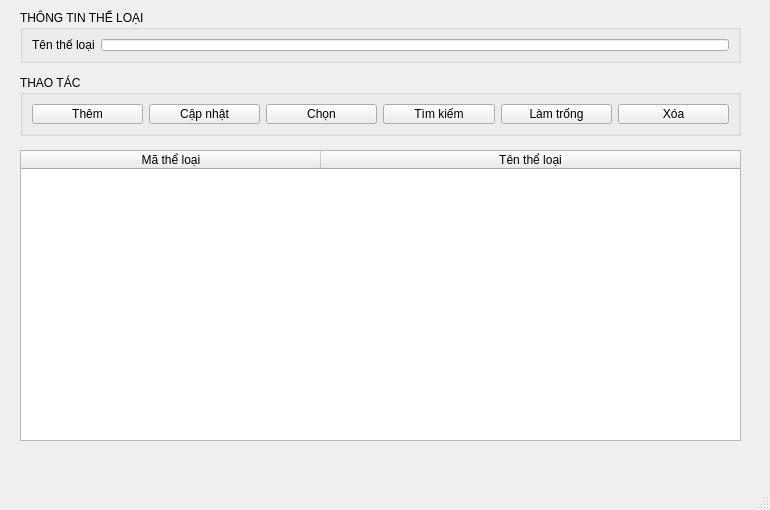
Old version of the form ui files/ql_theloai.ui in the repository CodeNoob223/PyQT6_Quan_ly_thu_vien.
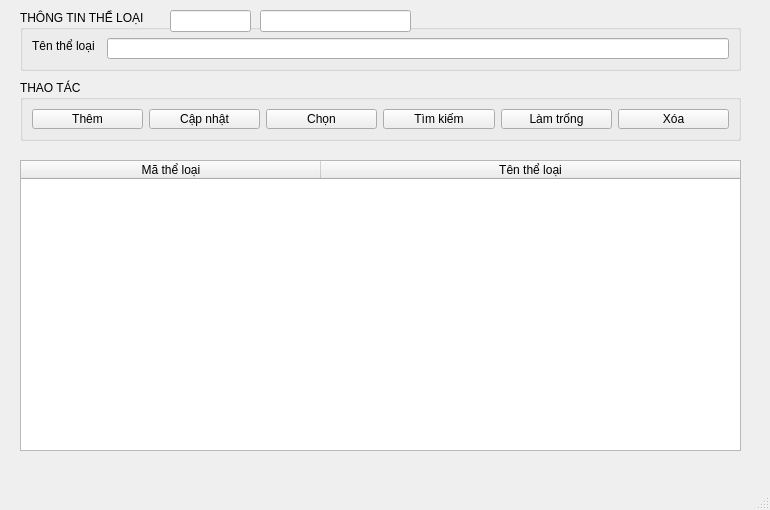
New version of the form. Icons and pictures are not drawn.

The edit to the form file:
```diff
--- a/ui files/ql_theloai.ui
+++ b/ui files/ql_theloai.ui
@@ -24,30 +24,41 @@
       <x>20</x>
       <y>10</y>
       <width>721</width>
-      <height>53</height>
+      <height>61</height>
      </rect>
     </property>
     <property name="title">
      <string>THÔNG TIN THỂ LOẠI</string>
     </property>
-    <layout class="QGridLayout" name="gridLayout">
-     <item row="0" column="0">
-      <widget class="QLabel" name="label">
-       <property name="text">
-        <string>Tên thể loại</string>
-       </property>
-      </widget>
-     </item>
-     <item row="0" column="1">
-      <widget class="QLineEdit" name="tenTheLoai_lineEdit"/>
-     </item>
-    </layout>
+    <widget class="QLabel" name="label">
+     <property name="geometry">
+      <rect>
+       <x>12</x>
+       <y>28</y>
+       <width>68</width>
+       <height>16</height>
+      </rect>
+     </property>
+     <property name="text">
+      <string>Tên thể loại</string>
+     </property>
+    </widget>
+    <widget class="QLineEdit" name="tenTheLoai_lineEdit">
+     <property name="geometry">
+      <rect>
+       <x>87</x>
+       <y>28</y>
+       <width>622</width>
+       <height>21</height>
+      </rect>
+     </property>
+    </widget>
    </widget>
    <widget class="QGroupBox" name="groupBox_2">
     <property name="geometry">
      <rect>
       <x>20</x>
-      <y>75</y>
+      <y>80</y>
       <width>721</width>
       <height>61</height>
      </rect>
@@ -128,7 +139,7 @@
     <property name="geometry">
      <rect>
       <x>20</x>
-      <y>150</y>
+      <y>160</y>
       <width>721</width>
       <height>291</height>
      </rect>
@@ -159,6 +170,44 @@
      </property>
     </column>
    </widget>
+   <widget class="QLineEdit" name="maRow">
+    <property name="geometry">
+     <rect>
+      <x>170</x>
+      <y>10</y>
+      <width>81</width>
+      <height>22</height>
+     </rect>
+    </property>
+    <property name="styleSheet">
+     <string notr="true"/>
+    </property>
+    <property name="text">
+     <string/>
+    </property>
+    <property name="readOnly">
+     <bool>true</bool>
+    </property>
+   </widget>
+   <widget class="QLineEdit" name="soLuongRow">
+    <property name="geometry">
+     <rect>
+      <x>260</x>
+      <y>10</y>
+      <width>151</width>
+      <height>22</height>
+     </rect>
+    </property>
+    <property name="styleSheet">
+     <string notr="true"/>
+    </property>
+    <property name="text">
+     <string/>
+    </property>
+    <property name="readOnly">
+     <bool>true</bool>
+    </property>
+   </widget>
   </widget>
   <widget class="QMenuBar" name="menubar">
    <property name="geometry">
```
Left out of the diff: 2 changed lines with no effect on the pictures.
